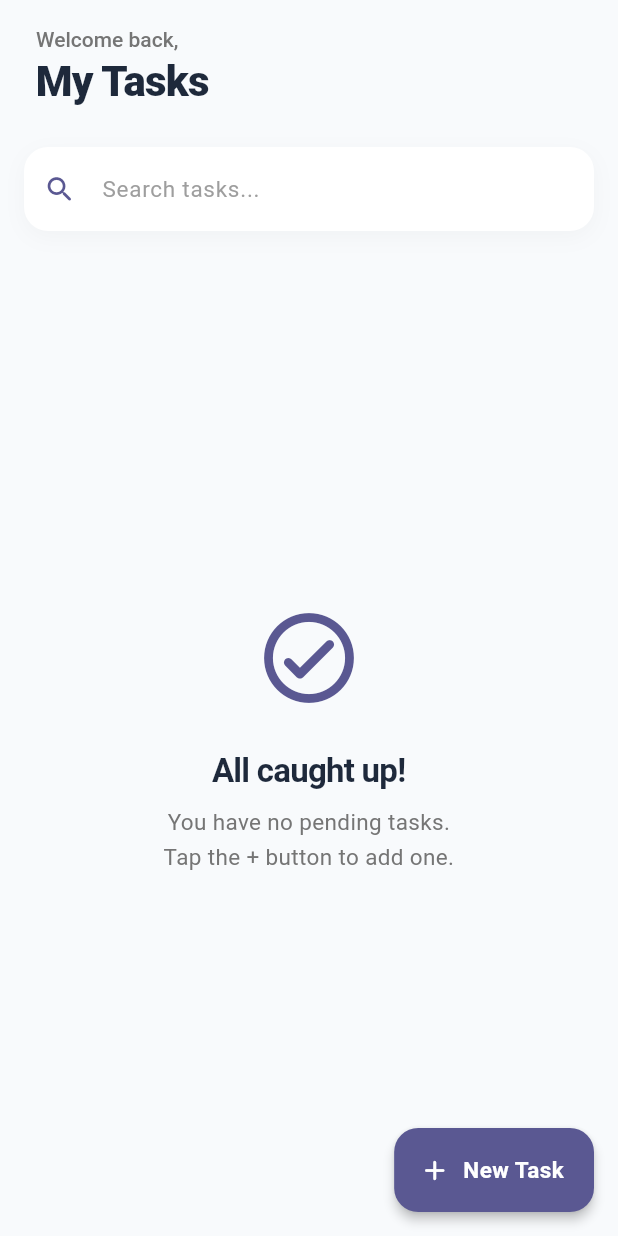
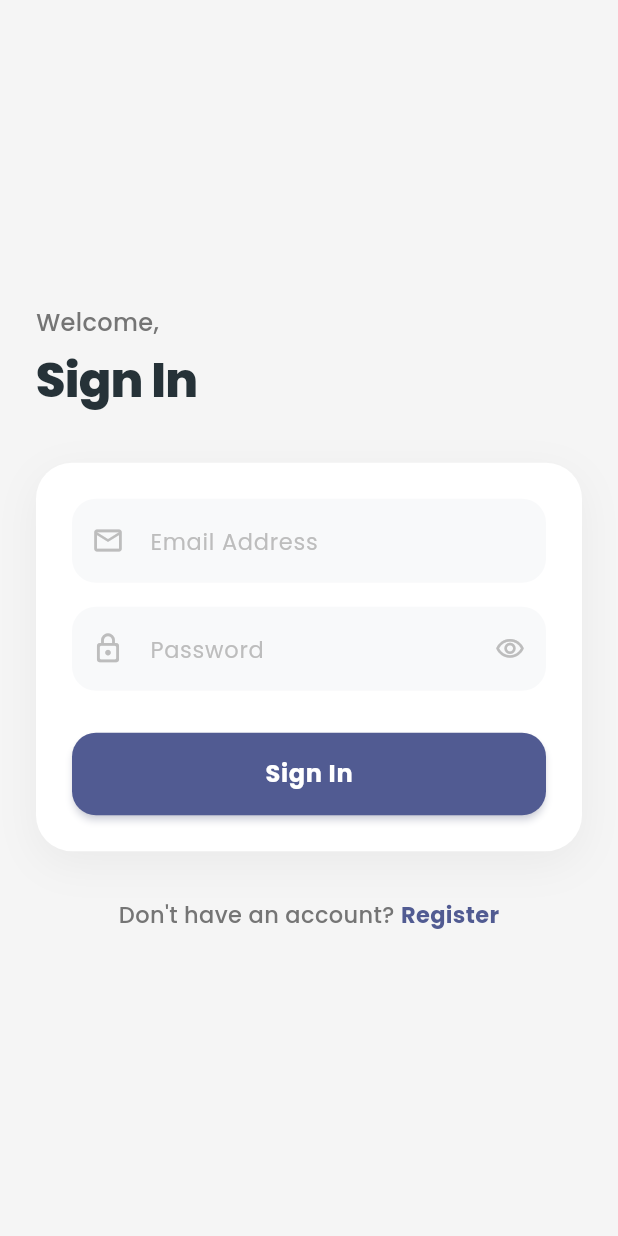
Before and after one commit to Tanvis-Goyani/lmgtodo, a Flutter app: the screen it shows after launch, on a phone screen of 412 x 824 dp. Run offline on Flutter 3.47's test engine with Material 3 defaults, Android fonts, the phone set to English and light mode, and no system bars; drawn by our look-alikes of flutter_animate; our stand-ins replace cloud_firestore, equatable, firebase_auth, firebase_core, flutter_bloc, flutter_local_notifications and 3 more; accounts and stored records are empty.

Commit message:
Auth login-Signup | Bug Fixes | Ui changes | Logout

```diff
--- /dev/null
+++ b/lib/bloc/auth/auth_bloc.dart
@@ -0,0 +1,80 @@
+import 'package:flutter_bloc/flutter_bloc.dart';
+import 'package:lmgtodo/repository/user_repository.dart';
+import 'auth_event.dart';
+import 'auth_state.dart';
+
+class AuthBloc extends Bloc<AuthEvent, AuthState> {
+  final UserRepository userRepository;
+
+  AuthBloc({required this.userRepository}) : super(AuthInitial()) {
+    on<AuthLoginRequested>(_onLoginRequested);
+    on<AuthSignUpRequested>(_onSignUpRequested);
+    on<AuthLogoutRequested>(_onLogoutRequested);
+  }
+
+  Future<void> _onLoginRequested(
+    AuthLoginRequested event,
+    Emitter<AuthState> emit,
+  ) async {
+    emit(AuthLoading());
+    try {
+      await userRepository.login(email: event.email, password: event.password);
+      emit(AuthSuccess());
+    } catch (e) {
+      emit(AuthError(_parseError(e.toString())));
+    }
+  }
+
+  Future<void> _onSignUpRequested(
+    AuthSignUpRequested event,
+    Emitter<AuthState> emit,
+  ) async {
+    emit(AuthLoading());
+    try {
+      await userRepository.register(
+        name: event.name,
+        email: event.email,
+        password: event.password,
+      );
+      emit(AuthSuccess());
+    } catch (e) {
+      emit(AuthError(_parseError(e.toString())));
+    }
+  }
+
+  Future<void> _onLogoutRequested(
+    AuthLogoutRequested event,
+    Emitter<AuthState> emit,
+  ) async {
+    emit(AuthLoading());
+    try {
+      await userRepository.logout();
+      emit(AuthInitial());
+    } catch (e) {
+      emit(AuthError(e.toString()));
+    }
+  }
+
+  String _parseError(String error) {
+    if (error.contains('user-not-found')) {
+      return 'No account found with this email';
+    }
+    if (error.contains('wrong-password') ||
+        error.contains('invalid-credential')) {
+      return 'Incorrect email or password';
+    }
+    if (error.contains('email-already-in-use')) {
+      return 'Email already registered';
+    }
+    if (error.contains('weak-password')) {
+      return 'Password must be at least 6 characters';
+    }
+    if (error.contains('invalid-email')) {
+      return 'Please enter a valid email';
+    }
+    if (error.contains('network-request-failed')) {
+      return 'Check your internet connection';
+    }
+    return 'Something went wrong. Please try again';
+  }
+}
--- /dev/null
+++ b/lib/bloc/auth/auth_event.dart
@@ -0,0 +1,31 @@
+import 'package:equatable/equatable.dart';
+
+abstract class AuthEvent extends Equatable {
+  const AuthEvent();
+
+  @override
+  List<Object?> get props => [];
+}
+
+class AuthLoginRequested extends AuthEvent {
+  final String email;
+  final String password;
+
+  const AuthLoginRequested(this.email, this.password);
+
+  @override
+  List<Object?> get props => [email, password];
+}
+
+class AuthSignUpRequested extends AuthEvent {
+  final String name;
+  final String email;
+  final String password;
+
+  const AuthSignUpRequested(this.name, this.email, this.password);
+
+  @override
+  List<Object?> get props => [name, email, password];
+}
+
+class AuthLogoutRequested extends AuthEvent {}
--- /dev/null
+++ b/lib/bloc/auth/auth_state.dart
@@ -0,0 +1,23 @@
+import 'package:equatable/equatable.dart';
+
+abstract class AuthState extends Equatable {
+  const AuthState();
+
+  @override
+  List<Object?> get props => [];
+}
+
+class AuthInitial extends AuthState {}
+
+class AuthLoading extends AuthState {}
+
+class AuthSuccess extends AuthState {}
+
+class AuthError extends AuthState {
+  final String message;
+
+  const AuthError(this.message);
+
+  @override
+  List<Object?> get props => [message];
+}
--- a/lib/bloc/todo_state.dart
+++ b/lib/bloc/todo/todo_state.dart
@@ -16,3 +16,13 @@ class TodoLoaded extends TodoState {
   @override
   List<Object?> get props => [todos];
 }
+
+class TodoError extends TodoState {
+  final String message;
+  final List<Todo> previousTodos;
+
+  TodoError(this.message, this.previousTodos);
+
+  @override
+  List<Object?> get props => [message, previousTodos];
+}
--- a/lib/constants/app_colors.dart
+++ b/lib/constants/app_colors.dart
@@ -1,15 +1,15 @@
 import 'package:flutter/material.dart';
 
 class AppColors {
-  static const Color primary = Color(0xFF4F46E5);
-  static const Color background = Color(0xFFF8FAFC);
+  static const Color primary = Colors.indigoAccent;
+  static Color background = Colors.grey.shade100;
   static const Color cardBackground = Colors.white;
   static const Color shadowColor = Colors.black;
   static const Color destructive = Colors.redAccent;
-  static const Color textPrimary = Color(0xFF1E293B);
-  static const Color textSecondary = Color(0xFF757575);
-  static const Color textTertiary = Color(0xFF9E9E9E);
+  static Color textPrimary = Colors.blueGrey.shade900;
+  static Color textSecondary = Colors.grey.shade600;
+  static Color textTertiary = Colors.grey.shade400;
   static const Color statusTodo = Colors.blueGrey;
   static const Color statusInProgress = Colors.orange;
-  static const Color statusDone = Color(0xFF10B981);
+  static Color statusDone = Colors.teal.shade500;
 }
--- a/lib/main.dart
+++ b/lib/main.dart
@@ -1,24 +1,34 @@
+import 'package:firebase_auth/firebase_auth.dart';
+import 'package:firebase_core/firebase_core.dart';
 import 'package:flutter/material.dart';
 import 'package:flutter_bloc/flutter_bloc.dart';
 import 'package:hive_flutter/hive_flutter.dart';
 import 'package:lmgtodo/constants/app_colors.dart';
 import 'package:lmgtodo/models/todo_model.dart';
+import 'package:lmgtodo/pages/login_page.dart';
 import 'package:lmgtodo/repository/todo_repository.dart';
+import 'package:lmgtodo/repository/user_repository.dart';
 import 'package:lmgtodo/services/notification_service.dart';
-import 'bloc/todo_bloc.dart';
-import 'bloc/todo_event.dart';
+import 'package:google_fonts/google_fonts.dart';
+import 'bloc/auth/auth_bloc.dart';
+import 'bloc/todo/todo_bloc.dart';
+import 'bloc/todo/todo_event.dart';
 import 'pages/todo_list_page.dart';
 
 Future<void> main() async {
+  try {
     WidgetsFlutterBinding.ensureInitialized();
+    await Firebase.initializeApp();
     await Hive.initFlutter();
     Hive.registerAdapter(TodoAdapter());
 
     final repo = TodoRepository();
-
     await repo.init();
     await NotificationService.instance.init();
     runApp(MyApp(repository: repo));
+  } catch (e) {
+    debugPrint(e.toString());
+  }
 }
 
 class MyApp extends StatelessWidget {
@@ -26,14 +36,16 @@ class MyApp extends StatelessWidget {
   const MyApp({super.key, required this.repository});
   @override
   Widget build(BuildContext context) {
-    return MaterialApp(
+    return BlocProvider(
+      create: (_) => AuthBloc(userRepository: UserRepository()),
+      child: MaterialApp(
         title: 'Todo App',
         debugShowCheckedModeBanner: false,
         theme: ThemeData(
           colorSchemeSeed: AppColors.primary,
           useMaterial3: true,
           scaffoldBackgroundColor: AppColors.background,
-        fontFamily: 'Roboto',
+          textTheme: GoogleFonts.poppinsTextTheme(),
           appBarTheme: const AppBarTheme(
             backgroundColor: Colors.transparent,
             elevation: 0,
@@ -41,9 +53,24 @@ class MyApp extends StatelessWidget {
             centerTitle: false,
           ),
         ),
-      home: BlocProvider(
-        create: (_) => TodoBloc(repository: repository)..add(LoadTodos()),
+        home: StreamBuilder<User?>(
+          stream: FirebaseAuth.instance.authStateChanges(),
+          builder: (context, snapshot) {
+            if (snapshot.connectionState == ConnectionState.waiting) {
+              return const Scaffold(
+                body: Center(child: CircularProgressIndicator()),
+              );
+            }
+            if (snapshot.hasData) {
+              return BlocProvider(
+                create: (_) =>
+                    TodoBloc(repository: repository)..add(LoadTodos()),
                 child: const TodoListPage(),
+              );
+            }
+            return const LoginPage();
+          },
+        ),
       ),
     );
   }
--- /dev/null
+++ b/lib/pages/login_page.dart
@@ -0,0 +1,255 @@
+import 'package:flutter/material.dart';
+import 'package:flutter_bloc/flutter_bloc.dart';
+import 'package:lmgtodo/bloc/auth/auth_bloc.dart';
+import 'package:lmgtodo/bloc/auth/auth_event.dart';
+import 'package:lmgtodo/bloc/auth/auth_state.dart';
+import 'package:lmgtodo/constants/app_colors.dart';
+import 'package:flutter_animate/flutter_animate.dart';
+import 'package:lmgtodo/widgets/custom_input_field.dart';
+
+class LoginPage extends StatefulWidget {
+  const LoginPage({super.key});
+
+  @override
+  State<LoginPage> createState() => _LoginPageState();
+}
+
+class _LoginPageState extends State<LoginPage> {
+  final _formKey = GlobalKey<FormState>();
+  final _nameController = TextEditingController();
+  final _emailController = TextEditingController();
+  final _passwordController = TextEditingController();
+
+  bool _isLogin = true;
+  bool _obscurePassword = true;
+
+  @override
+  void dispose() {
+    _nameController.dispose();
+    _emailController.dispose();
+    _passwordController.dispose();
+    super.dispose();
+  }
+
+  void _submit() {
+    if (!_formKey.currentState!.validate()) return;
+
+    if (_isLogin) {
+      context.read<AuthBloc>().add(
+        AuthLoginRequested(
+          _emailController.text.trim(),
+          _passwordController.text.trim(),
+        ),
+      );
+    } else {
+      context.read<AuthBloc>().add(
+        AuthSignUpRequested(
+          _nameController.text.trim(),
+          _emailController.text.trim(),
+          _passwordController.text.trim(),
+        ),
+      );
+    }
+  }
+
+  @override
+  Widget build(BuildContext context) {
+    return Scaffold(
+      backgroundColor: AppColors.background,
+      body: SafeArea(
+        child: Center(
+          child: BlocConsumer<AuthBloc, AuthState>(
+            listener: (context, state) {
+              if (state is AuthError) {
+                ScaffoldMessenger.of(context).showSnackBar(
+                  SnackBar(
+                    content: Text(state.message),
+                    backgroundColor: AppColors.destructive,
+                  ),
+                );
+              }
+            },
+            builder: (context, state) {
+              final isLoading = state is AuthLoading;
+
+              return SingleChildScrollView(
+                padding: const EdgeInsets.symmetric(horizontal: 24),
+                child: Column(
+                  mainAxisAlignment: MainAxisAlignment.center,
+                  crossAxisAlignment: CrossAxisAlignment.stretch,
+                  children: [
+                    Text(
+                      'Welcome,',
+                      style: TextStyle(
+                        fontSize: 16,
+                        color: AppColors.textSecondary,
+                        fontWeight: FontWeight.w500,
+                      ),
+                    ),
+                    const SizedBox(height: 4),
+                    Text(
+                      _isLogin ? 'Sign In' : 'Create Account',
+                      style: TextStyle(
+                        fontSize: 32,
+                        fontWeight: FontWeight.w800,
+                        color: AppColors.textPrimary,
+                        letterSpacing: -0.5,
+                      ),
+                    ),
+                    const SizedBox(height: 32),
+                    Container(
+                      padding: const EdgeInsets.all(24),
+                      decoration: BoxDecoration(
+                        color: AppColors.cardBackground,
+                        borderRadius: BorderRadius.circular(24),
+                        boxShadow: [
+                          BoxShadow(
+                            color: AppColors.shadowColor.withAlpha(12),
+                            blurRadius: 24,
+                            offset: const Offset(0, 8),
+                          ),
+                        ],
+                      ),
+                      child: Form(
+                        key: _formKey,
+                        child: Column(
+                          children: [
+                            if (!_isLogin) ...[
+                              CustomInputField(
+                                controller: _nameController,
+                                label: 'Full Name',
+                                icon: Icons.person_outline_rounded,
+                                validator: (val) =>
+                                    (val == null || val.trim().isEmpty)
+                                    ? 'Name is required'
+                                    : null,
+                              ),
+                              const SizedBox(height: 16),
+                            ],
+                            CustomInputField(
+                              controller: _emailController,
+                              label: 'Email Address',
+                              icon: Icons.email_outlined,
+                              keyboardType: TextInputType.emailAddress,
+                              validator: (val) {
+                                if (val == null || val.trim().isEmpty) {
+                                  return 'Email is required';
+                                }
+                                if (!val.contains('@')) {
+                                  return 'Enter a valid email';
+                                }
+                                return null;
+                              },
+                            ),
+                            const SizedBox(height: 16),
+                            CustomInputField(
+                              controller: _passwordController,
+                              label: 'Password',
+                              icon: Icons.lock_outline_rounded,
+                              obscureText: _obscurePassword,
+                              suffixIcon: GestureDetector(
+                                onTap: () => setState(
+                                  () => _obscurePassword = !_obscurePassword,
+                                ),
+                                child: Icon(
+                                  _obscurePassword
+                                      ? Icons.visibility_outlined
+                                      : Icons.visibility_off_outlined,
+                                  color: AppColors.textTertiary,
+                                  size: 20,
+                                ),
+                              ),
+                              validator: (val) {
+                                if (val == null || val.isEmpty) {
+                                  return 'Password is required';
+                                }
+                                if (val.length < 6) {
+                                  return 'Minimum 6 characters';
+                                }
+                                return null;
+                              },
+                            ),
+                            const SizedBox(height: 28),
+                            SizedBox(
+                              width: double.infinity,
+                              child: ElevatedButton(
+                                onPressed: isLoading ? null : _submit,
+                                style: ElevatedButton.styleFrom(
+                                  backgroundColor: Theme.of(
+                                    context,
+                                  ).colorScheme.primary,
+                                  foregroundColor: Colors.white,
+                                  padding: const EdgeInsets.symmetric(
+                                    vertical: 16,
+                                  ),
+                                  elevation: 2,
+                                  shadowColor: Theme.of(
+                                    context,
+                                  ).colorScheme.primary.withAlpha(100),
+                                  shape: RoundedRectangleBorder(
+                                    borderRadius: BorderRadius.circular(16),
+                                  ),
+                                ),
+                                child: isLoading
+                                    ? const SizedBox(
+                                        height: 22,
+                                        width: 22,
+                                        child: CircularProgressIndicator(
+                                          strokeWidth: 2.5,
+                                          color: Colors.white,
+                                        ),
+                                      )
+                                    : Text(
+                                        _isLogin ? 'Sign In' : 'Create Account',
+                                        style: TextStyle(
+                                          fontSize: 16,
+                                          fontWeight: FontWeight.w700,
+                                          letterSpacing: 0.5,
+                                        ),
+                                      ),
+                              ),
+                            ),
+                          ],
+                        ),
+                      ),
+                    ),
+                    const SizedBox(height: 32),
+                    Row(
+                      mainAxisAlignment: MainAxisAlignment.center,
+                      children: [
+                        Text(
+                          _isLogin
+                              ? "Don't have an account? "
+                              : 'Already have an account? ',
+                          style: TextStyle(
+                            color: AppColors.textSecondary,
+                            fontSize: 15,
+                            fontWeight: FontWeight.w500,
+                          ),
+                        ),
+                        GestureDetector(
+                          onTap: () => setState(() {
+                            _isLogin = !_isLogin;
+                            _formKey.currentState?.reset();
+                          }),
+                          child: Text(
+                            _isLogin ? 'Register' : 'Sign In',
+                            style: TextStyle(
+                              color: Theme.of(context).colorScheme.primary,
+                              fontSize: 15,
+                              fontWeight: FontWeight.bold,
+                            ),
+                          ),
+                        ),
+                      ],
+                    ),
+                  ],
+                ).animate().fade(duration: 500.ms, curve: Curves.easeOut).slideY(begin: 0.05, duration: 500.ms, curve: Curves.easeOut),
+              );
+            },
+          ),
+        ),
+      ),
+    );
+  }
+}
--- /dev/null
+++ b/lib/repository/user_repository.dart
@@ -0,0 +1,53 @@
+import 'package:cloud_firestore/cloud_firestore.dart';
+import 'package:firebase_auth/firebase_auth.dart';
+
+class UserRepository {
+  final _auth = FirebaseAuth.instance;
+  final _firestore = FirebaseFirestore.instance;
+
+  Future<UserCredential> login({
+    required String email,
+    required String password,
+  }) async {
+    return await _auth.signInWithEmailAndPassword(
+      email: email,
+      password: password,
+    );
+  }
+
+  Future<UserCredential> register({
+    required String name,
+    required String email,
+    required String password,
+  }) async {
+    final credential = await _auth.createUserWithEmailAndPassword(
+      email: email,
+      password: password,
+    );
+
+    final user = credential.user;
+    if (user != null) {
+      await user.updateDisplayName(name);
+      try {
+        await _firestore.collection('users').doc(user.uid).set({
+          'uid': user.uid,
+          'name': name,
+          'email': email,
+          'createdAt': FieldValue.serverTimestamp(),
+        });
+      } catch (e) {
+        print('Firestore save error: $e');
+      }
+    }
+
+    return credential;
+  }
+
+  Future<void> logout() async {
+    await _auth.signOut();
+  }
+
+  User? get currentUser => _auth.currentUser;
+
+  Stream<User?> get authStateChanges => _auth.authStateChanges();
+}
--- /dev/null
+++ b/lib/widgets/custom_input_field.dart
@@ -0,0 +1,82 @@
+import 'package:flutter/material.dart';
+import 'package:lmgtodo/constants/app_colors.dart';
+
+class CustomInputField extends StatelessWidget {
+  final TextEditingController controller;
+  final String label;
+  final IconData icon;
+  final bool obscureText;
+  final Widget? suffixIcon;
+  final TextInputType? keyboardType;
+  final String? Function(String?)? validator;
+
+  const CustomInputField({
+    super.key,
+    required this.controller,
+    required this.label,
+    required this.icon,
+    this.obscureText = false,
+    this.suffixIcon,
+    this.keyboardType,
+    this.validator,
+  });
+
+  @override
+  Widget build(BuildContext context) {
+    return TextFormField(
+      controller: controller,
+      obscureText: obscureText,
+      keyboardType: keyboardType,
+      validator: validator,
+      style: TextStyle(
+        fontSize: 16,
+        color: AppColors.textPrimary,
+        fontWeight: FontWeight.w500,
+      ),
+      decoration: InputDecoration(
+        hintText: label,
+        hintStyle: TextStyle(
+          color: AppColors.textTertiary,
+          fontSize: 15,
+          fontWeight: FontWeight.w400,
+        ),
+        prefixIcon: Icon(icon, size: 22, color: AppColors.textTertiary),
+        suffixIcon: suffixIcon,
+        filled: true,
+        fillColor: Theme.of(context).brightness == Brightness.light
+            ? const Color(0xFFF8F9FA)
+            : AppColors.background,
+        contentPadding: const EdgeInsets.symmetric(horizontal: 16, vertical: 16),
+        border: OutlineInputBorder(
+          borderRadius: BorderRadius.circular(16),
+          borderSide: BorderSide.none,
+        ),
+        enabledBorder: OutlineInputBorder(
+          borderRadius: BorderRadius.circular(16),
+          borderSide: BorderSide.none,
+        ),
+        focusedBorder: OutlineInputBorder(
+          borderRadius: BorderRadius.circular(16),
+          borderSide: BorderSide(
+            color: Theme.of(context).colorScheme.primary.withAlpha(100),
+            width: 1.5,
+          ),
+        ),
+        errorBorder: OutlineInputBorder(
+          borderRadius: BorderRadius.circular(16),
+          borderSide: BorderSide(
+            color: AppColors.destructive.withAlpha(100),
+            width: 1.5,
+          ),
+        ),
+        focusedErrorBorder: OutlineInputBorder(
+          borderRadius: BorderRadius.circular(16),
+          borderSide: BorderSide(
+            color: AppColors.destructive,
+            width: 1.5,
+          ),
+        ),
+      ),
+    );
+  }
+}
--- a/lib/widgets/todo_card.dart
+++ b/lib/widgets/todo_card.dart
@@ -64,7 +64,7 @@ class TodoCard extends StatelessWidget {
                               Expanded(
                                 child: Text(
                                   todo.title,
-                                  style: const TextStyle(
+                                  style: TextStyle(
                                     fontSize: 16,
                                     fontWeight: FontWeight.bold,
                                     color: AppColors.textPrimary,
--- a/pubspec.yaml
+++ b/pubspec.yaml
@@ -41,6 +41,11 @@ dependencies:
   hive_generator: ^2.0.1
   build_runner: ^2.4.13
   flutter_local_notifications: ^17.2.1
+  firebase_core: ^4.5.0
+  firebase_auth: ^6.2.0
+  cloud_firestore: ^6.1.3
+  google_fonts: ^8.0.2
+  flutter_animate: ^4.5.2
 
 dev_dependencies:
   flutter_test:
```
Also changed, not shown: lib/bloc/todo/todo_bloc.dart (renamed from lib/bloc/todo_bloc.dart, +24 -0 lines), lib/pages/todo_form_sheet.dart (+5 -5 lines), lib/pages/todo_list_page.dart (+70 -14 lines), lib/repository/todo_repository.dart (+33 -5 lines), firebase.json (added), lib/bloc/todo/todo_event.dart (renamed from lib/bloc/todo_event.dart), lib/firebase_options.dart (added), pubspec.lock, 6 other files. Lines whose indentation alone changed are shown as unchanged.
